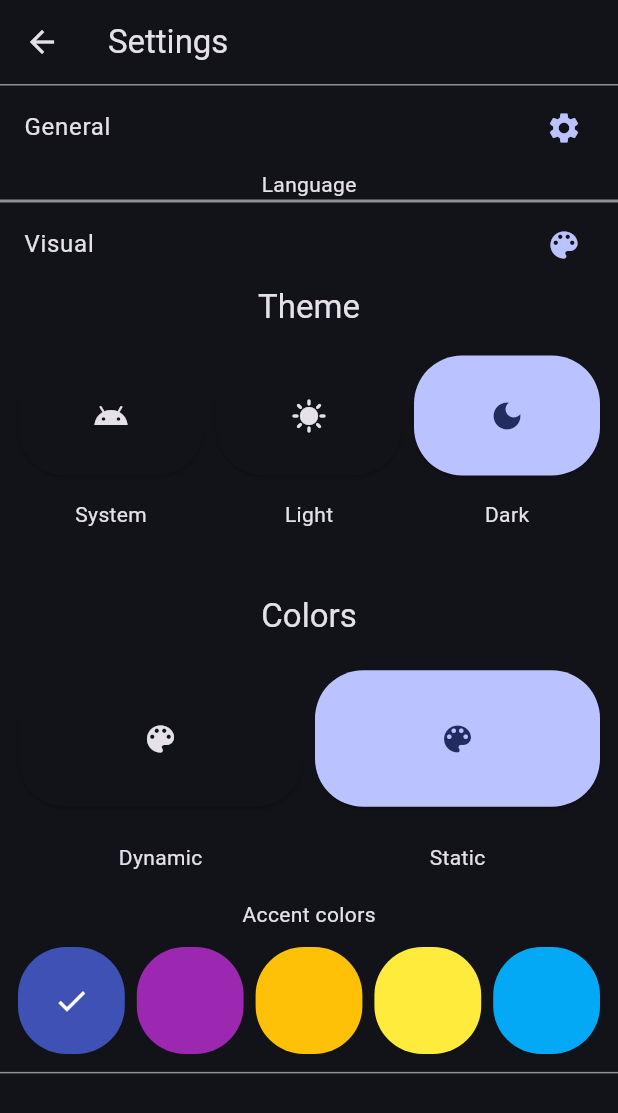
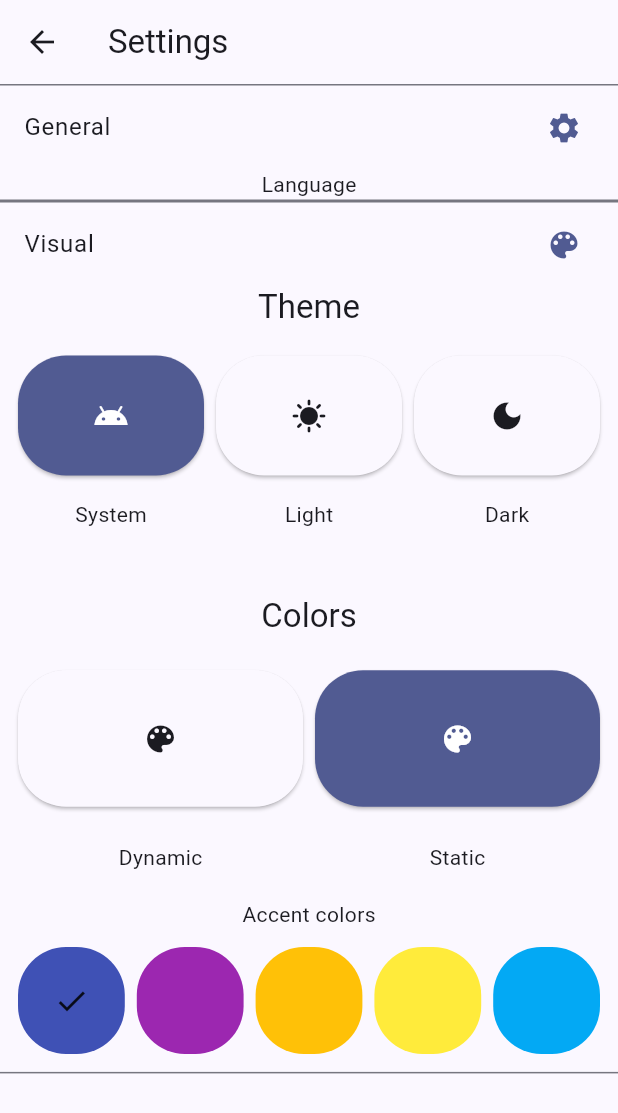
Before and after one commit to azpantic/flutter_mobile_application_template, a Flutter app: the SettingsSubpage screen opened by its route, after a tap on "General", after a tap on "Visual", on a phone screen of 412 x 824 dp. Shown: the top 1113 px of the screen. Run offline on Flutter 3.47's test engine with Material 2 defaults, Android fonts, the phone set to English and light mode, and no system bars; our stand-ins replace get, go_router, isar; accounts and stored records are empty; generated files the repository leaves out were written again.

Commit message:
change themes to enum

```diff
--- a/lib/controllers/main_controller.dart
+++ b/lib/controllers/main_controller.dart
@@ -4,12 +4,13 @@ import 'package:get/get.dart';
 class MainController extends GetxController {
   RxInt page = 0.obs;
 
-  RxBool isDarkMode = true.obs;
-  RxBool isSystemTheme = false.obs;
+  RxBool isStaticColor = true.obs;
 
-  RxBool isStaticColor = true.obs;
+  var theme = themeMode.system.obs;
 
   var colorSeed = appColor.obs;
 
   // var themeMode = ThemeMode.system.obs;
 }
+
+enum themeMode { system, light, dark }
--- a/lib/main.dart
+++ b/lib/main.dart
@@ -53,7 +53,7 @@ class MyApp extends GetView<MainController> {
             useMaterial3: true,
           ),
 
-          themeMode: controller.isDarkMode() ? ThemeMode.dark : ThemeMode.light,
+          themeMode: ThemeMode.values[controller.theme().index],
 
           routerConfig: router,
         ));
--- a/lib/widgets/settings_subpage_widgets/theme_toogle.dart
+++ b/lib/widgets/settings_subpage_widgets/theme_toogle.dart
@@ -24,12 +24,11 @@ class ThemeToggle extends GetView<MainController> {
                   aspectRatio: 3 / 2,
                   child: InkResponse(
                     onTap: () {
-                      controller.isDarkMode(Get.isPlatformDarkMode);
-                      controller.isSystemTheme(true);
+                      controller.theme(themeMode.system);
                     },
                     child: Obx(
                       () => Card(
-                        color: (controller.isSystemTheme()
+                        color: (controller.theme() == themeMode.system
                             ? Theme.of(context).colorScheme.primary
                             : Theme.of(context).colorScheme.background),
                         shape: RoundedRectangleBorder(
@@ -37,7 +36,7 @@ class ThemeToggle extends GetView<MainController> {
                                 BorderRadius.circular(appRoundRadius)),
                         child: Icon(
                           Icons.android,
-                          color: controller.isSystemTheme()
+                          color: controller.theme() == themeMode.system
                               ? context.theme.colorScheme.onPrimary
                               : context.theme.colorScheme.onBackground,
                         ),
@@ -60,13 +59,11 @@ class ThemeToggle extends GetView<MainController> {
                   aspectRatio: 3 / 2,
                   child: InkResponse(
                     onTap: () {
-                      controller.isDarkMode(false);
-                      controller.isSystemTheme(false);
+                      controller.theme(themeMode.light);
                     },
                     child: Obx(
                       () => Card(
-                        color: (!controller.isSystemTheme() &&
-                                !controller.isDarkMode()
+                        color: (controller.theme() == themeMode.light
                             ? Theme.of(context).colorScheme.primary
                             : Theme.of(context).colorScheme.background),
                         shape: RoundedRectangleBorder(
@@ -74,8 +71,7 @@ class ThemeToggle extends GetView<MainController> {
                                 BorderRadius.circular(appRoundRadius)),
                         child: Icon(
                           Icons.sunny,
-                          color: !controller.isSystemTheme() &&
-                                  !controller.isDarkMode()
+                          color: controller.theme() == themeMode.light
                               ? context.theme.colorScheme.onPrimary
                               : context.theme.colorScheme.onBackground,
                         ),
@@ -98,13 +94,11 @@ class ThemeToggle extends GetView<MainController> {
                   aspectRatio: 3 / 2,
                   child: InkResponse(
                     onTap: () {
-                      controller.isDarkMode(true);
-                      controller.isSystemTheme(false);
+                      controller.theme(themeMode.dark);
                     },
                     child: Obx(
                       () => Card(
-                        color: (!controller.isSystemTheme() &&
-                                controller.isDarkMode()
+                        color: (controller.theme() == themeMode.dark
                             ? Theme.of(context).colorScheme.primary
                             : Theme.of(context).colorScheme.background),
                         shape: RoundedRectangleBorder(
@@ -112,8 +106,7 @@ class ThemeToggle extends GetView<MainController> {
                                 BorderRadius.circular(appRoundRadius)),
                         child: Icon(
                           Icons.dark_mode,
-                          color: !controller.isSystemTheme() &&
-                                  controller.isDarkMode()
+                          color: controller.theme() == themeMode.dark
                               ? context.theme.colorScheme.onPrimary
                               : context.theme.colorScheme.onBackground,
                         ),
```
